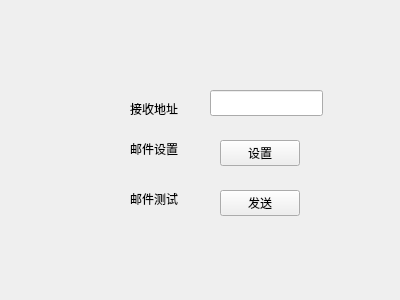
Above: BusBar-Qt/services/smtp/emailwid.ui from luozhiyong131/BusBar before the change. Below: the same form after it.
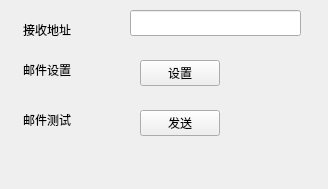
That is the form after the change.

```diff
--- a/BusBar-Qt/services/smtp/emailwid.ui
+++ b/BusBar-Qt/services/smtp/emailwid.ui
@@ -6,8 +6,8 @@
    <rect>
     <x>0</x>
     <y>0</y>
-    <width>400</width>
-    <height>300</height>
+    <width>328</width>
+    <height>189</height>
    </rect>
   </property>
   <property name="windowTitle">
@@ -16,8 +16,8 @@
   <widget class="QPushButton" name="setBtn">
    <property name="geometry">
     <rect>
-     <x>220</x>
-     <y>140</y>
+     <x>140</x>
+     <y>60</y>
      <width>80</width>
      <height>26</height>
     </rect>
@@ -29,10 +29,10 @@
   <widget class="QLabel" name="label">
    <property name="geometry">
     <rect>
-     <x>130</x>
-     <y>100</y>
-     <width>54</width>
-     <height>18</height>
+     <x>23</x>
+     <y>20</y>
+     <width>81</width>
+     <height>20</height>
     </rect>
    </property>
    <property name="text">
@@ -42,10 +42,10 @@
   <widget class="QLabel" name="label_3">
    <property name="geometry">
     <rect>
-     <x>130</x>
-     <y>190</y>
-     <width>54</width>
-     <height>18</height>
+     <x>23</x>
+     <y>110</y>
+     <width>81</width>
+     <height>20</height>
     </rect>
    </property>
    <property name="text">
@@ -55,10 +55,10 @@
   <widget class="QLabel" name="label_2">
    <property name="geometry">
     <rect>
-     <x>130</x>
-     <y>140</y>
-     <width>54</width>
-     <height>18</height>
+     <x>23</x>
+     <y>60</y>
+     <width>81</width>
+     <height>20</height>
     </rect>
    </property>
    <property name="text">
@@ -68,8 +68,8 @@
   <widget class="QPushButton" name="sentBtn">
    <property name="geometry">
     <rect>
-     <x>220</x>
-     <y>190</y>
+     <x>140</x>
+     <y>110</y>
      <width>80</width>
      <height>26</height>
     </rect>
@@ -81,9 +81,9 @@
   <widget class="QLineEdit" name="lineEdit">
    <property name="geometry">
     <rect>
-     <x>210</x>
-     <y>90</y>
-     <width>113</width>
+     <x>130</x>
+     <y>10</y>
+     <width>171</width>
      <height>26</height>
     </rect>
    </property>
```
